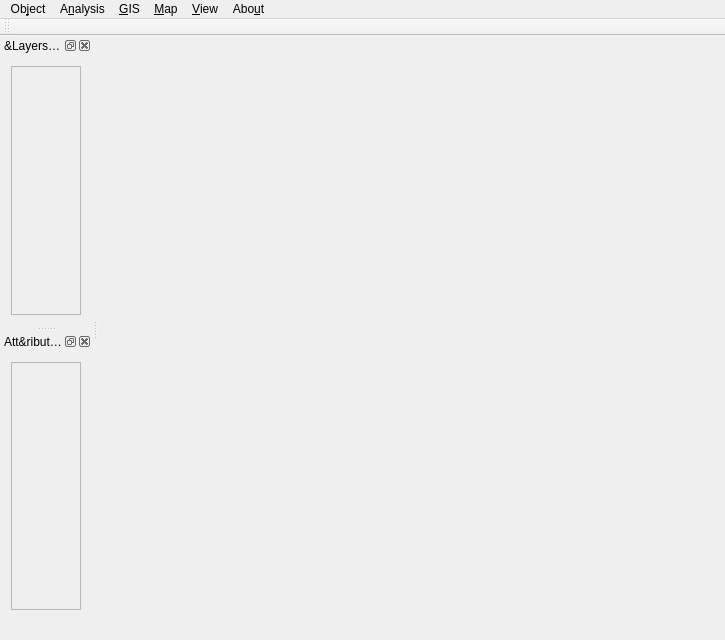
The window that gui/otbmodellerwin.ui (manaakiwhenua/LUMASS) describes before a commit, drawn with Qt 5.
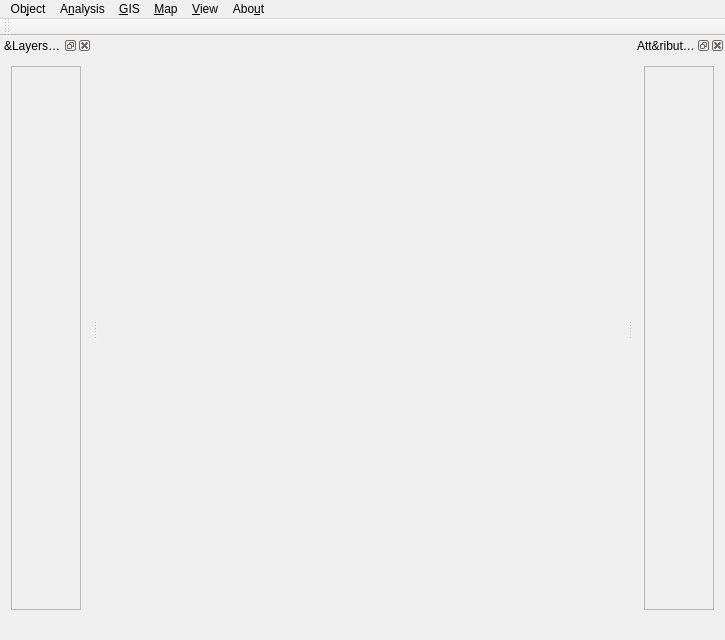
The same window after the commit. Icons and pictures are not drawn. Custom widgets are drawn as their Qt base class.

```diff
--- a/gui/otbmodellerwin.ui
+++ b/gui/otbmodellerwin.ui
@@ -187,7 +187,7 @@
           <x>0</x>
           <y>0</y>
           <width>76</width>
-          <height>233</height>
+          <height>515</height>
          </rect>
         </property>
        </widget>
@@ -201,7 +201,7 @@
     <string>Att&amp;ributes &amp;&amp; Properties</string>
    </property>
    <attribute name="dockWidgetArea">
-    <number>1</number>
+    <number>2</number>
    </attribute>
    <widget class="QWidget" name="infoDock">
     <property name="sizePolicy">
@@ -222,7 +222,7 @@
           <x>0</x>
           <y>0</y>
           <width>76</width>
-          <height>233</height>
+          <height>515</height>
          </rect>
         </property>
        </widget>
```
Left out of the diff: 9 changed lines with no effect on the pictures.
